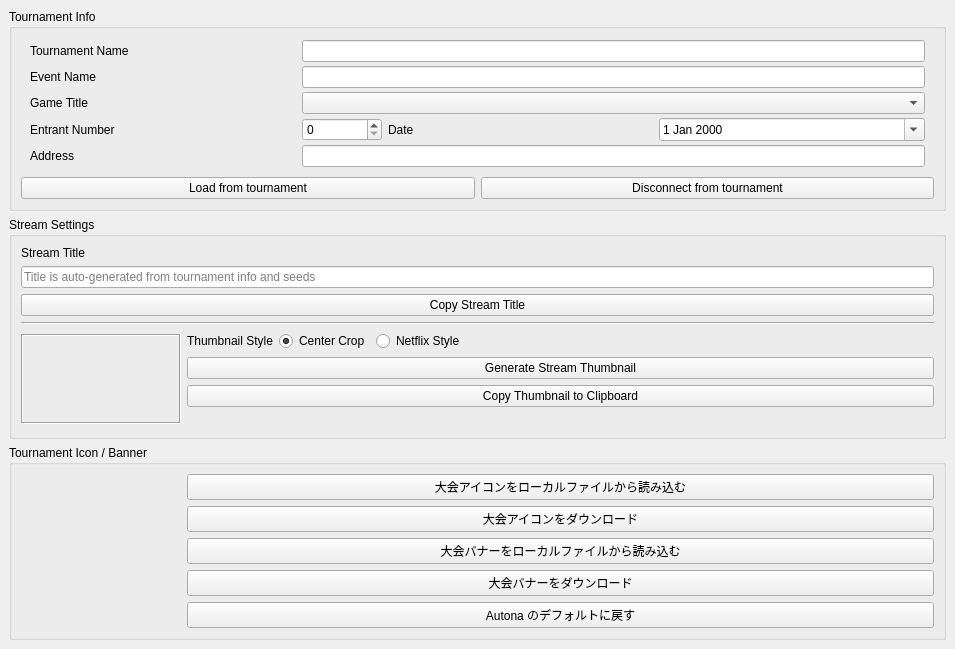
This is src/layout/AutonaTournamentInfo.ui in yuya-tagu/Autona as Qt 5 draws it before an edit. The edited form follows.
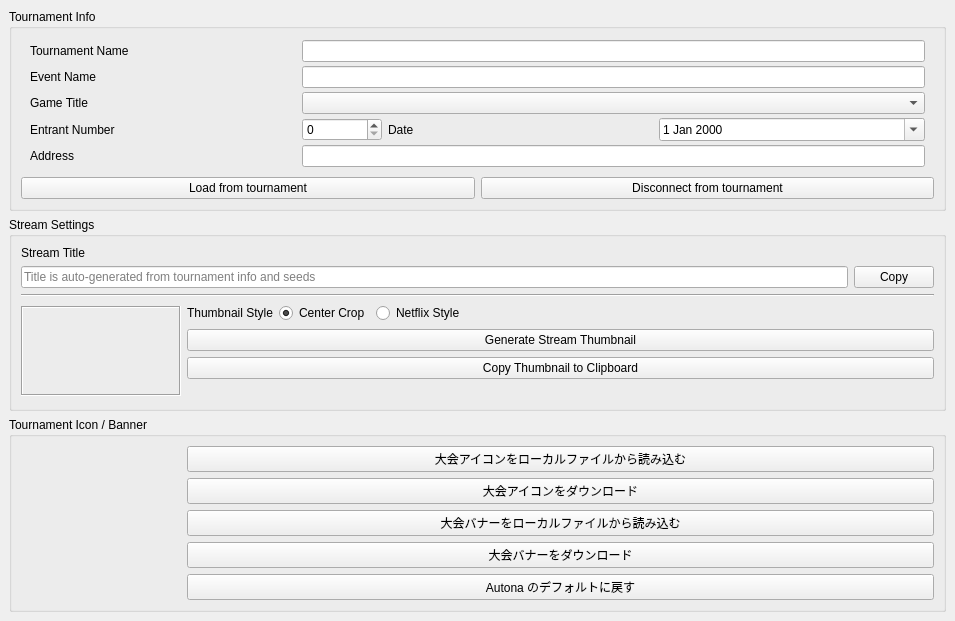
This is the edited form.

Diff of the .ui file:
```diff
--- a/src/layout/AutonaTournamentInfo.ui
+++ b/src/layout/AutonaTournamentInfo.ui
@@ -184,7 +184,15 @@
         </widget>
        </item>
        <item>
+        <layout class="QHBoxLayout" name="horizontalLayoutStreamTitle">
+         <item>
         <widget class="QLineEdit" name="streamTitleEdit">
+           <property name="sizePolicy">
+            <sizepolicy hsizetype="Expanding" vsizetype="Fixed">
+             <horstretch>0</horstretch>
+             <verstretch>0</verstretch>
+            </sizepolicy>
+           </property>
          <property name="placeholderText">
           <string>Title is auto-generated from tournament info and seeds</string>
          </property>
@@ -192,10 +200,24 @@
        </item>
        <item>
         <widget class="QPushButton" name="btCopyStreamTitle">
+           <property name="sizePolicy">
+            <sizepolicy hsizetype="Fixed" vsizetype="Fixed">
+             <horstretch>0</horstretch>
+             <verstretch>0</verstretch>
+            </sizepolicy>
+           </property>
+           <property name="maximumSize">
+            <size>
+             <width>80</width>
+             <height>16777215</height>
+            </size>
+           </property>
          <property name="text">
-          <string>Copy Stream Title</string>
-         </property>
-        </widget>
+            <string>Copy</string>
+           </property>
+          </widget>
+         </item>
+        </layout>
        </item>
        <item>
         <widget class="Line" name="streamSectionDivider">
```
Lines whose indentation alone changed are shown as unchanged.
